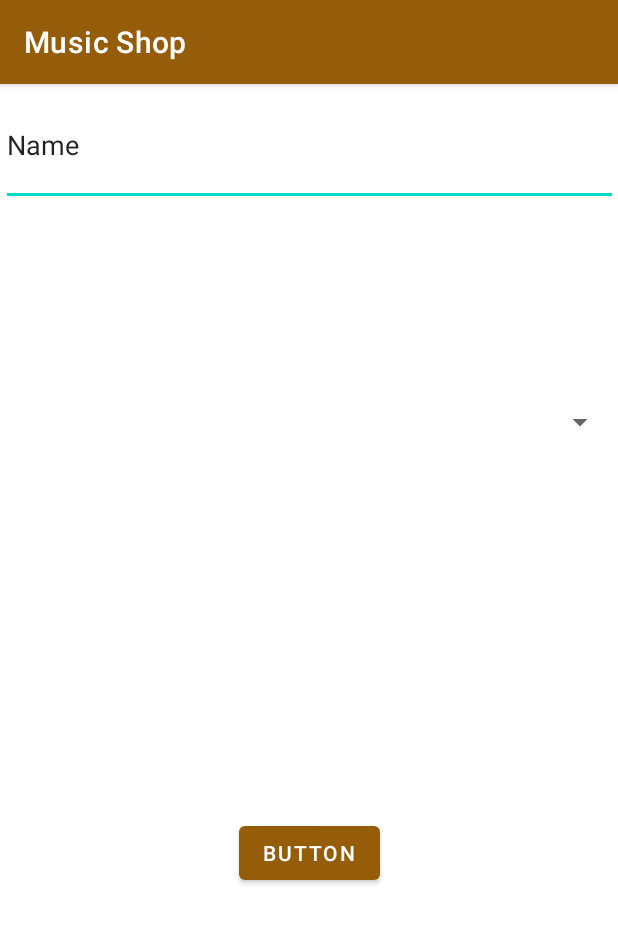
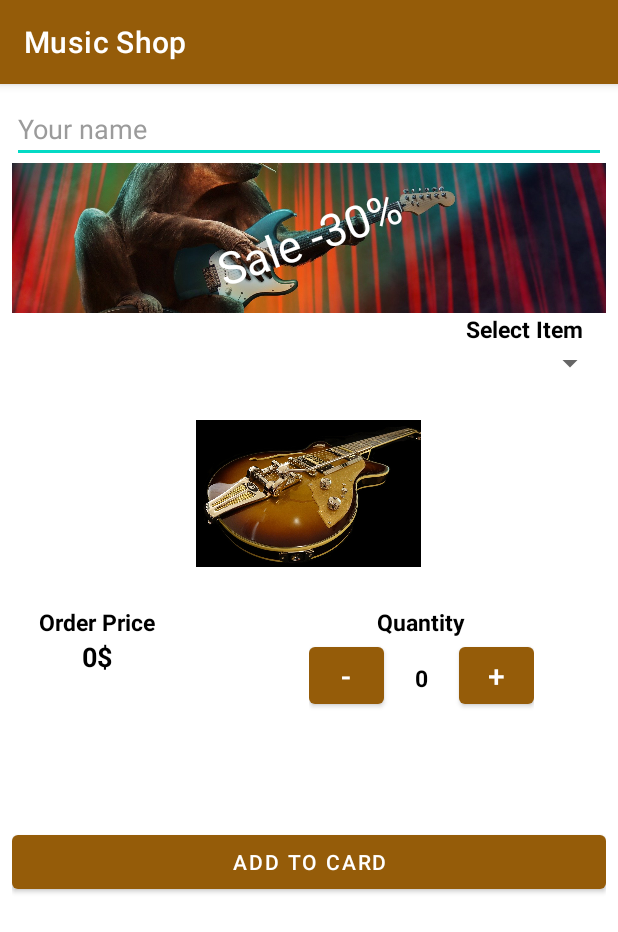
Before and after one commit to Malabuden/MusicShop, an Android app: the screen it shows after launch (MainActivity), on a phone screen of 412 x 824 dp. Shown: the top 932 px of the screen. Run offline under Robolectric (Android 15) with nearby library versions, the phone set to English and light mode, and no system bars.

Commit message:
Разметка главного экрана

```diff
--- a/app/src/main/res/layout/activity_main.xml
+++ b/app/src/main/res/layout/activity_main.xml
@@ -1,46 +1,169 @@
 <?xml version="1.0" encoding="utf-8"?>
-<androidx.constraintlayout.widget.ConstraintLayout xmlns:android="http://schemas.android.com/apk/res/android"
+<LinearLayout xmlns:android="http://schemas.android.com/apk/res/android"
     xmlns:app="http://schemas.android.com/apk/res-auto"
     xmlns:tools="http://schemas.android.com/tools"
     android:layout_width="match_parent"
     android:layout_height="match_parent"
-    tools:context=".MainActivity">
+    android:orientation="vertical"
+    tools:context=".MainActivity"
+    android:paddingHorizontal="8dp"
+    android:paddingTop="7dp">
 
     <EditText
-        android:id="@+id/editTextTextPersonName"
-        android:layout_width="411dp"
-        android:layout_height="0dp"
-        android:layout_marginBottom="132dp"
-        android:ems="10"
-        android:inputType="textPersonName"
-        android:text="Name"
-        app:layout_constraintBottom_toTopOf="@+id/spinner"
-        app:layout_constraintEnd_toEndOf="parent"
-        app:layout_constraintHorizontal_bias="1.0"
-        app:layout_constraintStart_toStartOf="parent"
-        app:layout_constraintTop_toTopOf="parent" />
+        android:layout_width="match_parent"
+        android:layout_height="wrap_content"
+        android:text="Your name"
+        android:textColor="#9B9B9B"/>
+    <RelativeLayout
+        android:layout_width="wrap_content"
+        android:layout_height="wrap_content">
+
+        <ImageView
+            android:id="@+id/imageView"
+            android:layout_width="wrap_content"
+            android:layout_height="100dp"
+            android:scaleType="centerCrop"
+            app:srcCompat="@drawable/music_shop"/>
+
+        <TextView
+            android:layout_width="match_parent"
+            android:layout_height="wrap_content"
+            android:layout_centerInParent="true"
+            android:text="Sale -30%"
+            android:textAlignment="center"
+            android:textSize="30sp"
+            android:rotation="-20"
+            android:textColor="#ffffff"
+            />
+
+    </RelativeLayout>
+
+    <LinearLayout
+        android:layout_width="match_parent"
+        android:layout_height="wrap_content"
+        android:orientation="vertical">
+
+        <TextView
+            android:layout_width="match_parent"
+            android:layout_height="wrap_content"
+            android:paddingRight="15dp"
+            android:textSize="15sp"
+            android:text="Select Item"
+            android:textAlignment="textEnd"
+            android:textColor="#000000"
+            android:textStyle="bold"/>
+
+
+
+        <Spinner
+            android:layout_width="match_parent"
+            android:layout_height="wrap_content"/>
+
+    </LinearLayout>
+
+    <RelativeLayout
+        android:layout_width="match_parent"
+        android:layout_height="wrap_content">
+
+        <ImageView
+            android:id="@+id/imageView3"
+            android:layout_width="150dp"
+            android:layout_height="150dp"
+            android:layout_centerInParent="true"
+            app:srcCompat="@drawable/guitar" />
+
+    </RelativeLayout>
+
+    <RelativeLayout
+        android:layout_width="match_parent"
+        android:layout_height="wrap_content"
+        android:orientation="horizontal"
+        android:paddingHorizontal="18dp">
+
+        <LinearLayout
+            android:layout_width="wrap_content"
+            android:layout_height="wrap_content"
+            android:orientation="vertical"
+            android:layout_alignParentLeft="true">
+
+            <TextView
+                android:layout_width="wrap_content"
+                android:layout_height="wrap_content"
+                android:text="Order Price"
+                android:textSize="15sp"
+                android:textColor="#000000"
+                android:textStyle="bold"/>
+
+            <TextView
+                android:layout_width="match_parent"
+                android:layout_height="wrap_content"
+                android:text="0$"
+                android:textAlignment="center"
+                android:textSize="18sp"
+                android:textColor="#000000"
+                android:textStyle="bold"/>
+
+
+        </LinearLayout>
+
+        <LinearLayout
+            android:layout_width="wrap_content"
+            android:layout_height="wrap_content"
+            android:orientation="vertical"
+            android:layout_alignParentRight="true"
+            android:layout_marginRight="30dp">
+
+            <TextView
+                android:layout_width="match_parent"
+                android:layout_height="wrap_content"
+                android:text="Quantity"
+                android:textAlignment="center"
+                android:textSize="15sp"
+                android:textColor="#000000"
+                android:textStyle="bold"/>
+
+            <LinearLayout
+                android:layout_width="wrap_content"
+                android:layout_height="wrap_content"
+                android:orientation="horizontal">
+
+                <Button
+                    android:layout_width="50dp"
+                    android:layout_height="50dp"
+                    android:text="-"
+                    android:textSize="20sp"
+                    android:textColor="#ffffff"
+                    />
+
+                <TextView
+                    android:layout_width="50dp"
+                    android:layout_height="50dp"
+                    android:text="0"
+                    android:textAlignment="center"
+                    android:textColor="#000000"
+                    android:textSize="15sp"
+                    android:textStyle="bold" />
+
+                <Button
+                    android:layout_width="50dp"
+                    android:layout_height="50dp"
+                    android:text="+"
+                    android:textSize="20sp"
+                    android:textColor="#ffffff"
+                    />
+
+            </LinearLayout>
+
+        </LinearLayout>
+
+    </RelativeLayout>
 
     <Button
-        android:id="@+id/button"
-        android:layout_width="wrap_content"
+        android:layout_width="match_parent"
         android:layout_height="wrap_content"
-        android:layout_marginBottom="231dp"
-        android:text="Button"
-        app:layout_constraintBottom_toBottomOf="parent"
-        app:layout_constraintEnd_toEndOf="parent"
-        app:layout_constraintStart_toStartOf="parent"
-        app:layout_constraintTop_toBottomOf="@+id/spinner" />
+        android:text="Add to card"
+        android:textAllCaps="true"
+        android:textColor="#ffffff"
+        android:layout_marginTop="75dp"/>
 
-    <Spinner
-        android:id="@+id/spinner"
-        android:layout_width="0dp"
-        android:layout_height="wrap_content"
-        android:layout_marginStart="1dp"
-        android:layout_marginEnd="1dp"
-        android:layout_marginBottom="251dp"
-        app:layout_constraintBottom_toTopOf="@+id/button"
-        app:layout_constraintEnd_toEndOf="parent"
-        app:layout_constraintStart_toStartOf="parent"
-        app:layout_constraintTop_toBottomOf="@+id/editTextTextPersonName" />
-
-</androidx.constraintlayout.widget.ConstraintLayout>
+</LinearLayout>
```
Also changed, not shown: app/src/main/res/drawable/guitar.jpg (added), app/src/main/res/drawable/music_shop.jpg (added).
